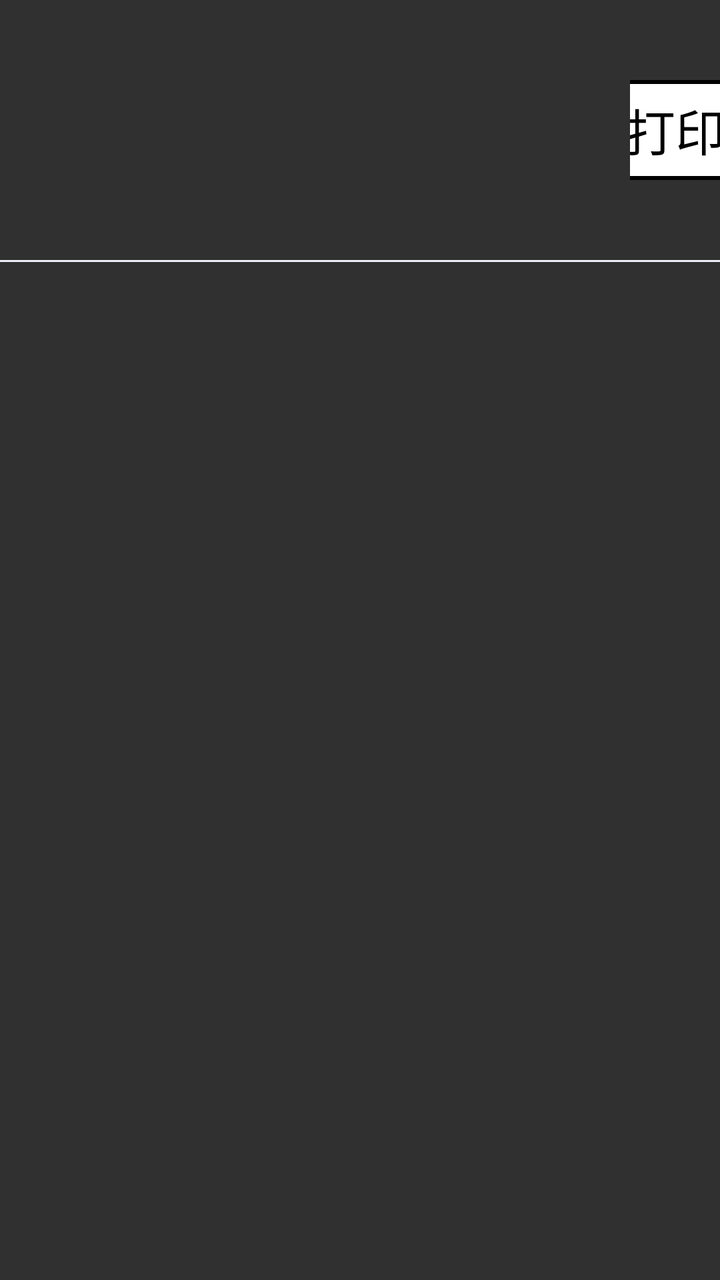
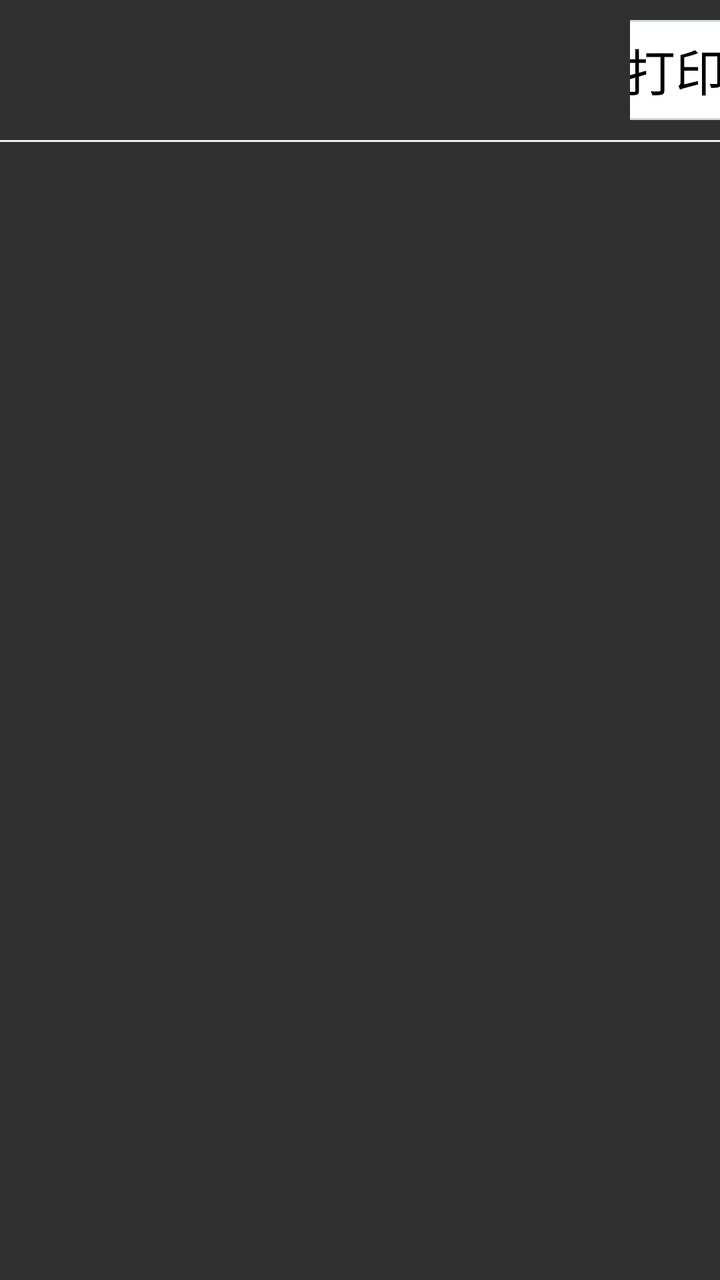

The first picture is an Android layout as it rendered before a commit; the second is the same layout after the commit. The layout source and the unified diff follow.
<!-- AndroidManifest.xml: application theme Base.Theme.UHMCS -->
<!-- res/layout/item_relieve_shift.xml -->
<?xml version="1.0" encoding="utf-8"?>
<LinearLayout xmlns:android="http://schemas.android.com/apk/res/android"
    android:orientation="vertical"
    android:layout_width="match_parent"
    android:layout_height="wrap_content">
    <LinearLayout
        android:layout_width="match_parent"
        android:layout_height="wrap_content"
        android:paddingTop="20dp"
        android:paddingBottom="20dp">
        <TextView
            android:id="@+id/xuhao_tv"
            android:layout_width="0dp"
            android:layout_height="match_parent"
            android:gravity="center"
            android:text=""
            android:textSize="25dp"
            android:textColor="@color/black"
            android:layout_weight="1"/>
        <TextView
            android:id="@+id/time_tv"
            android:layout_width="0dp"
            android:layout_height="match_parent"
            android:gravity="center"
            android:text=""
            android:textSize="25dp"
            android:textColor="@color/black"
            android:layout_weight="2"/>
        <TextView
            android:id="@+id/shouyinyuan_tv"
            android:layout_width="0dp"
            android:layout_height="match_parent"
            android:gravity="center"
            android:text=""
            android:textSize="25dp"
            android:textColor="@color/black"
            android:layout_weight="1"/>
        <TextView
            android:id="@+id/shoukuan_tv"
            android:layout_width="0dp"
            android:layout_height="match_parent"
            android:gravity="center"
            android:text=""
            android:textSize="25dp"
            android:textColor="@color/black"
            android:layout_weight="1"/>
        <TextView
            android:id="@+id/tuikuan_tv"
            android:layout_width="0dp"
            android:layout_height="match_parent"
            android:gravity="center"
            android:text=""
            android:textSize="25dp"
            android:textColor="@color/black"
            android:layout_weight="1"/>
        <TextView
            android:id="@+id/yingshou_tv"
            android:layout_width="0dp"
            android:layout_height="match_parent"
            android:gravity="center"
            android:text=""
            android:textSize="25dp"
            android:textColor="@color/black"
            android:layout_weight="1"/>
        <LinearLayout
            android:visibility="visible"
            android:gravity="center"
            android:layout_width="0dp"
            android:layout_height="wrap_content"
            android:orientation="vertical"
            android:layout_weight="1">
            <TextView
                android:id="@+id/print_btn"
                android:layout_width="140dp"
                android:layout_margin="20dp"
                android:layout_height="50dp"
                android:background="@drawable/rounded_border"
                android:layout_weight="1"
                android:textSize="25dp"
                android:textColor="@color/black"
                android:text="打印"
                android:gravity="center"/>
        </LinearLayout>
    </LinearLayout>
    <View
        android:layout_width="match_parent"
        android:layout_height="1dp"
        android:background="#ebeef5" />

</LinearLayout>
<!-- resources referenced by this layout -->
<resources>
  <color name="black">#FF000000</color>
  <!-- drawable rounded_border (drawable) -->
  <shape xmlns:android="http://schemas.android.com/apk/res/android">
      <solid android:color="@color/white" /> 
      <corners android:radius="8dp" /> 
      <stroke android:width="2dp" android:color="@color/black" /> 
  </shape>
  <style name="Base.Theme.UHMCS" parent="Theme.AppCompat.NoActionBar">
          
          
          <item name="android:windowFullscreen">true</item>
          <item name="android:windowContentOverlay">@null</item>
          <item name="colorControlActivated">@color/black</item> 
  
  
  
  
      </style>
  <color name="white">#FFFFFFFF</color>
</resources>

<!-- the commit's change to res/layout/item_relieve_shift.xml (unified diff, before → after) -->
@@ -6,8 +6,8 @@
     <LinearLayout
         android:layout_width="match_parent"
         android:layout_height="wrap_content"
-        android:paddingTop="20dp"
-        android:paddingBottom="20dp">
+        android:paddingTop="10dp"
+        android:paddingBottom="10dp">
         <TextView
             android:id="@+id/xuhao_tv"
             android:layout_width="0dp"
@@ -71,10 +71,9 @@
             android:layout_weight="1">
             <TextView
                 android:id="@+id/print_btn"
-                android:layout_width="140dp"
-                android:layout_margin="20dp"
+                android:layout_width="100dp"
                 android:layout_height="50dp"
-                android:background="@drawable/rounded_border"
+                android:background="@drawable/gray_line1"
                 android:layout_weight="1"
                 android:textSize="25dp"
                 android:textColor="@color/black"
<!-- resource entries referenced after the edit -->
@@ -1,11 +1,12 @@
 <!-- resources referenced by this layout -->
 <resources>
   <color name="black">#FF000000</color>
-  <!-- drawable rounded_border (drawable) -->
+  <!-- drawable gray_line1 (drawable) -->
   <shape xmlns:android="http://schemas.android.com/apk/res/android">
       <solid android:color="@color/white" /> 
-      <corners android:radius="8dp" /> 
-      <stroke android:width="2dp" android:color="@color/black" /> 
+  
+      <stroke android:width="1dp" android:color="#FFD4D8E2" /> 
+      <corners android:radius="10dp"/>
   </shape>
   <style name="Base.Theme.UHMCS" parent="Theme.AppCompat.NoActionBar">
           
